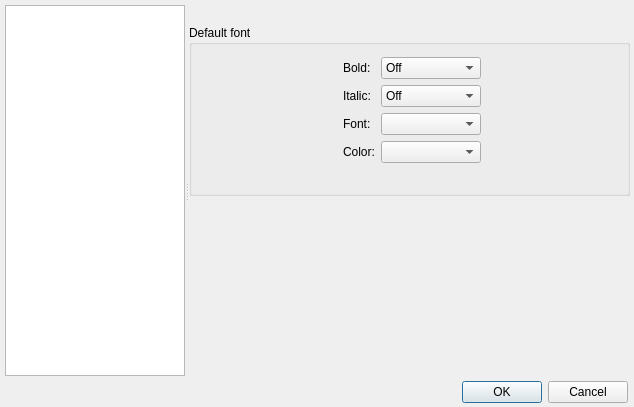
gitter-badger/simplechatclient, file ui/options.ui: the form before one commit.
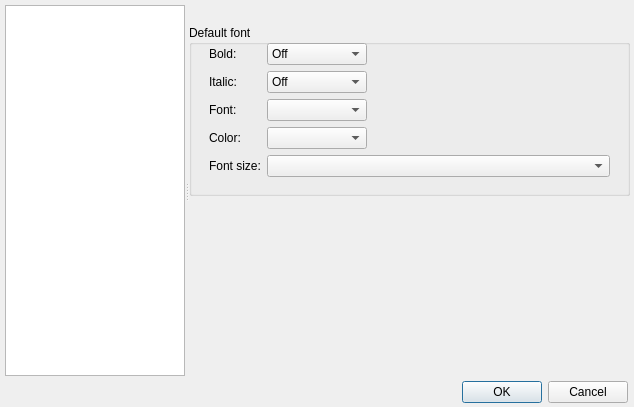
The form after the commit. The open tabs and pages were chosen to show the change. Icons and pictures are not drawn.

Commit message: add default font size to options

```diff
--- a/ui/options.ui
+++ b/ui/options.ui
@@ -441,6 +441,16 @@
           </property>
          </widget>
         </item>
+        <item row="4" column="0">
+         <widget class="QLabel" name="label_font_size">
+          <property name="text">
+           <string>Font size:</string>
+          </property>
+         </widget>
+        </item>
+        <item row="4" column="1">
+         <widget class="QComboBox" name="comboBox_font_size"/>
+        </item>
        </layout>
       </widget>
      </widget>
```
The commit also changes 7 other files.
